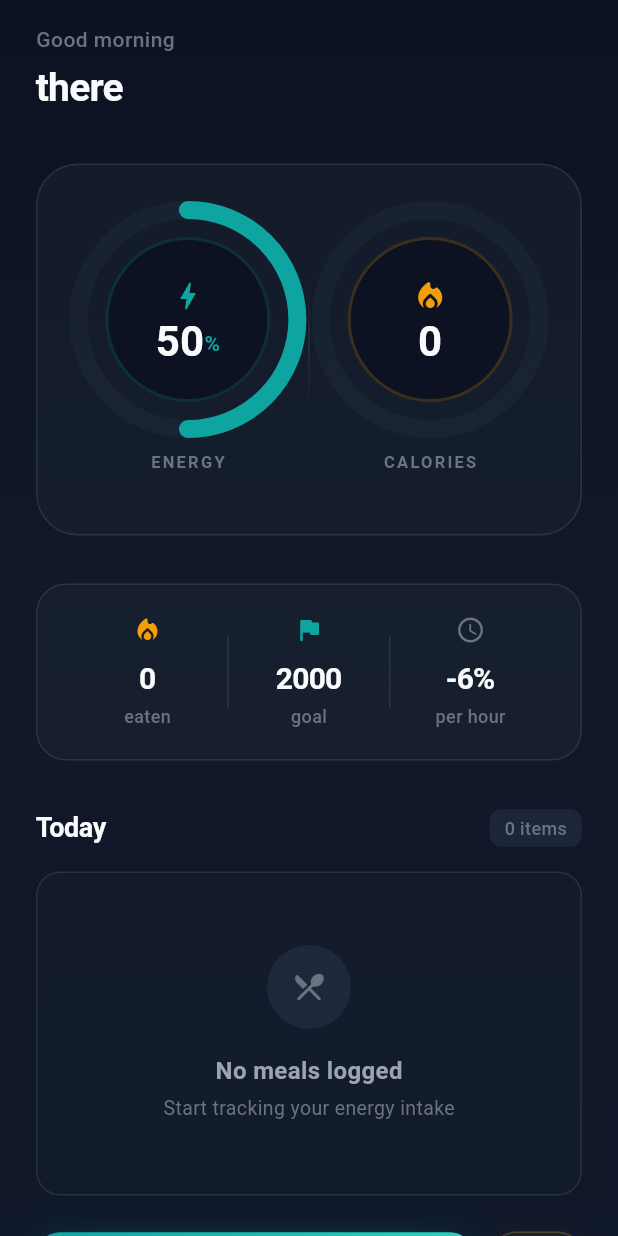
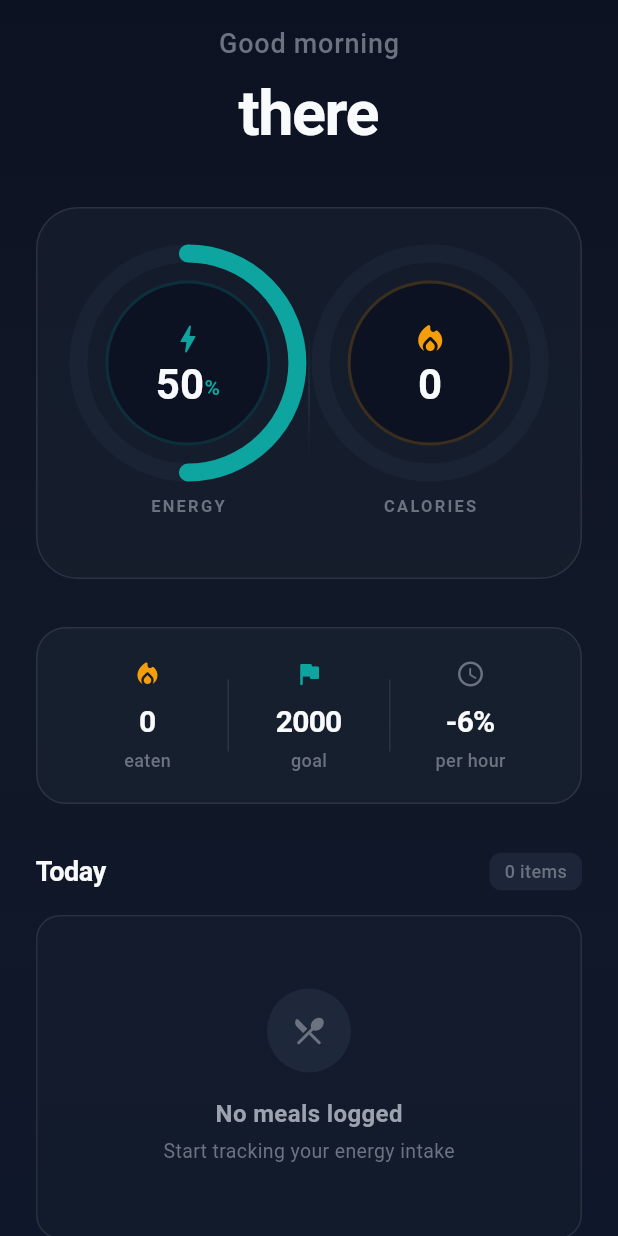
Before and after one commit to reidwcoleman/fuel-gage-calorie-tracking, a Flutter app: the HomeScreen screen opened directly, on a phone screen of 412 x 824 dp. Run offline on Flutter 3.47's test engine with Material 3 defaults, Android fonts, the phone set to English and light mode, and no system bars; our stand-ins replace confetti, fl_chart, percent_indicator, shared_preferences, shimmer, supabase_flutter; missing offline and left inert: dart:html; accounts and stored records are empty.

Commit message:
Make greeting and name bigger and centered on home screen
- Increased greeting font size from 14 to 18
- Increased name font size from 26 to 42
- Centered both elements instead of left-aligned

🤖 Generated with [Claude Code](https://claude.com/claude-code)

Co-Authored-By: Claude Opus 4.5 <noreply@anthropic.com>

```diff
--- a/lib/screens/home_screen.dart
+++ b/lib/screens/home_screen.dart
@@ -109,36 +109,39 @@ class _HomeScreenState extends State<HomeScreen> with TickerProviderStateMixin {
   Widget _buildHeader(CalorieProvider provider) {
     final name = provider.userName.isNotEmpty ? provider.userName : 'there';
 
-    return Row(
-      mainAxisAlignment: MainAxisAlignment.spaceBetween,
-      crossAxisAlignment: CrossAxisAlignment.start,
+    return Column(
       children: [
-        Column(
-          crossAxisAlignment: CrossAxisAlignment.start,
+        // Centered greeting and name
+        Center(
+          child: Column(
             children: [
               Text(
                 provider.greeting,
                 style: const TextStyle(
-                fontSize: 14,
+                  fontSize: 18,
                   color: AppTheme.textMuted,
                   fontWeight: FontWeight.w500,
-                letterSpacing: 0.3,
+                  letterSpacing: 0.5,
                 ),
               ),
               const SizedBox(height: 4),
               Text(
                 name,
                 style: const TextStyle(
-                fontSize: 26,
+                  fontSize: 42,
                   fontWeight: FontWeight.w700,
                   color: AppTheme.textPrimary,
-                letterSpacing: -0.5,
+                  letterSpacing: -1,
                 ),
               ),
             ],
           ),
-        if (provider.showEnergyLostBanner)
-          GestureDetector(
+        ),
+        // Energy lost banner (if shown)
+        if (provider.showEnergyLostBanner) ...[
+          const SizedBox(height: 16),
+          Center(
+            child: GestureDetector(
               onTap: provider.dismissEnergyLostBanner,
               child: AnimatedBuilder(
                 animation: _pulseController,
@@ -177,6 +180,8 @@ class _HomeScreenState extends State<HomeScreen> with TickerProviderStateMixin {
                 },
               ),
             ),
+          ),
+        ],
       ],
     );
   }
```
Lines whose indentation alone changed are shown as unchanged.
